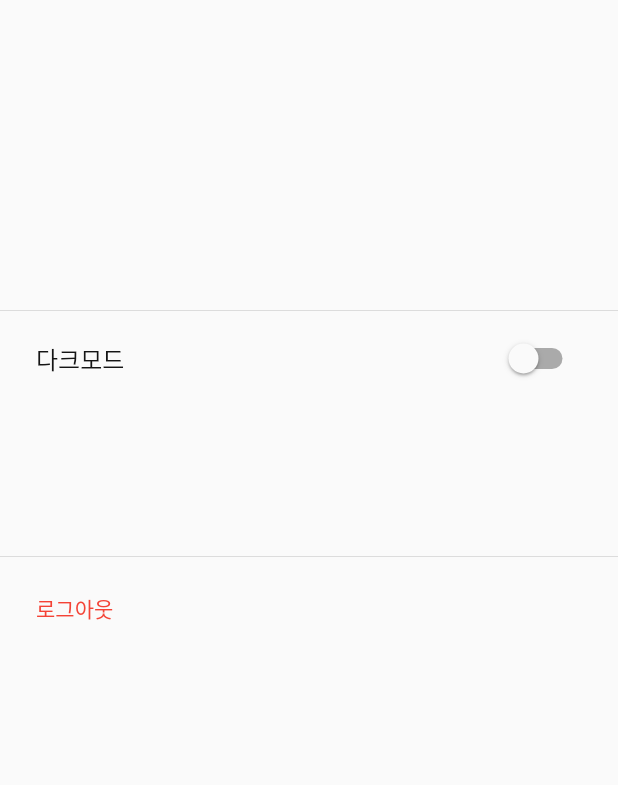
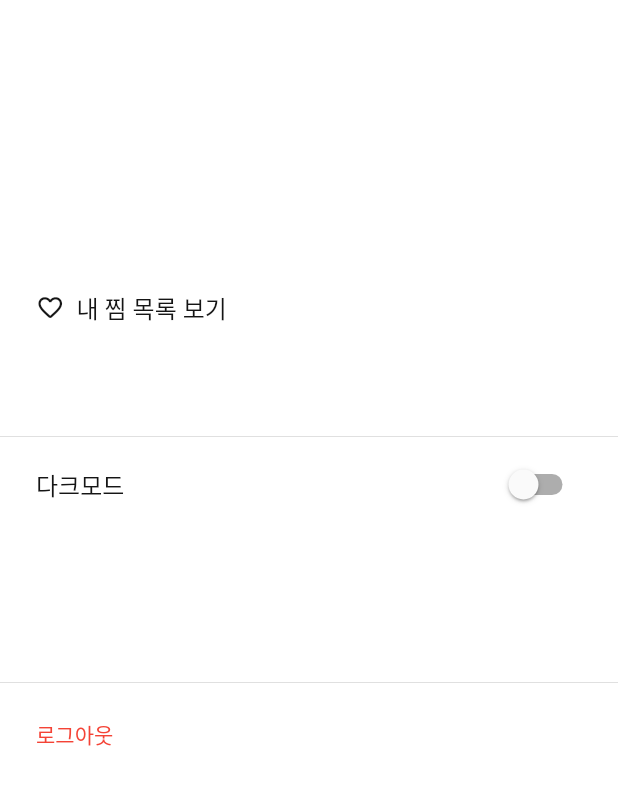
Before and after one commit to Team-Furry-Friend/Furry-Friend-App, a Flutter app: the SettingScreen screen opened directly, on a phone screen of 412 x 824 dp. Shown: the top 785 px of the screen. Run offline on Flutter 3.47's test engine with Material 2 defaults, Android fonts, the phone set to English and light mode, and no system bars; our stand-ins replace dio, google_sign_in, image_picker, shared_preferences; missing offline and left inert: flutter_naver_login, kakao_flutter_sdk, stomp_dart_client; accounts and stored records are empty; network calls fail; Roboto replaces fonts that are missing (Pretendard).

Commit message:
[feat] 찜 목록 보기 추가

```diff
--- a/lib/app/screen/chat_list_screen.dart
+++ b/lib/app/screen/chat_list_screen.dart
@@ -23,6 +23,7 @@ class _ChatListScreenState extends State<ChatListScreen> {
     final chatList =
         context.select((ChatProvider provider) => provider.chatList);
     return Scaffold(
+      backgroundColor: WidgetColor.cleanWhite,
       body: Column(
         crossAxisAlignment: CrossAxisAlignment.start,
         children: [
--- a/lib/app/screen/main_screen.dart
+++ b/lib/app/screen/main_screen.dart
@@ -30,7 +30,7 @@ class _MainScreenState extends State<MainScreen> {
 
   @override
   void initState() {
-    context.read<BasketProvider>().getMyBasketProducts();
+    context.read<BasketProvider>().getMyBaskets();
     context.read<UserProvider>().loginUser(
         context,
         PrefsUtils.getString(PrefsUtils.utils.email),
--- a/lib/app/screen/setting_screen.dart
+++ b/lib/app/screen/setting_screen.dart
@@ -1,4 +1,5 @@
 import 'package:flutter/material.dart';
+import 'package:furry_friend/app/screen/basket_list_screen.dart';
 import 'package:furry_friend/app/screen/login_screen.dart';
 import 'package:furry_friend/app/widget/widget_color.dart';
 import 'package:furry_friend/common/prefs_utils.dart';
@@ -23,6 +24,7 @@ class _SettingScreenState extends State<SettingScreen> {
   @override
   Widget build(BuildContext context) {
     return Scaffold(
+      backgroundColor: WidgetColor.cleanWhite,
       body: Column(
         crossAxisAlignment: CrossAxisAlignment.start,
         children: [
@@ -48,6 +50,37 @@ class _SettingScreenState extends State<SettingScreen> {
                     ),
                   ),
                 ),
+                GestureDetector(
+                  onTap: () {
+                    Navigator.push(
+                        context,
+                        MaterialPageRoute(
+                            builder: (context) => const BasketListScreen()));
+                  },
+                  child: Container(
+                    padding: const EdgeInsets.symmetric(vertical: 30),
+                    child: Row(
+                      children: [
+                        Padding(
+                          padding: const EdgeInsets.only(right: 8),
+                          child: Icon(
+                            Icons.favorite_border_rounded,
+                            size: 19,
+                            color: WidgetColor.mainBlack,
+                          ),
+                        ),
+                        Text(
+                          '내 찜 목록 보기',
+                          style: TextStyle(
+                            color: WidgetColor.mainBlack,
+                            fontSize: 16,
+                            fontWeight: FontWeight.w500,
+                          ),
+                        ),
+                      ],
+                    ),
+                  ),
+                )
               ],
             ),
           ),
--- a/lib/domain/providers/basket_provider.dart
+++ b/lib/domain/providers/basket_provider.dart
@@ -9,8 +9,8 @@ class BasketProvider extends ChangeNotifier {
   List<Basket> _myBasket = [];
   List<Basket> get myBasket => _myBasket;
 
-  void getMyBasketProducts() {
-    _client.getMyBasketProducts().then((value) {
+  void getMyBaskets() {
+    _client.getBaskets().then((value) {
       _myBasket = value;
       notifyListeners();
     });
@@ -24,7 +24,7 @@ class BasketProvider extends ChangeNotifier {
       }
     };
     _client.postBasket(options).then((value) {
-      getMyBasketProducts();
+      getMyBaskets();
     });
   }
 
```
Also changed, not shown: lib/app/screen/basket_list_screen.dart (added, +30 -0 lines), lib/app/widget/basket_list_widget.dart (added, +128 -0 lines), lib/app/widget/common_widget.dart (+28 -0 lines), lib/app/widget/home_widget.dart (+2 -16 lines), pubspec.lock.
